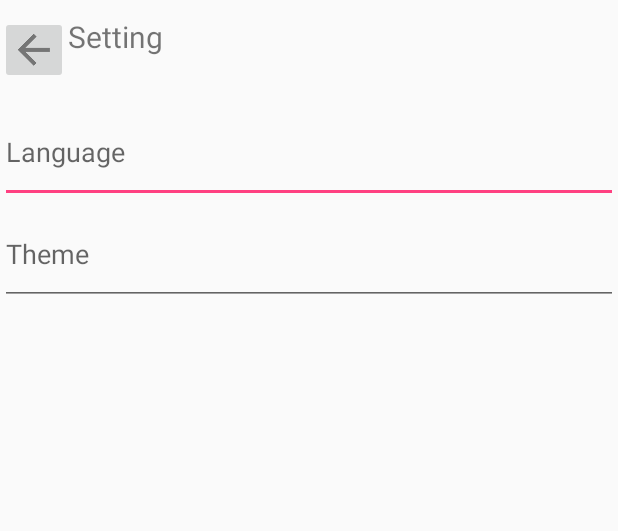
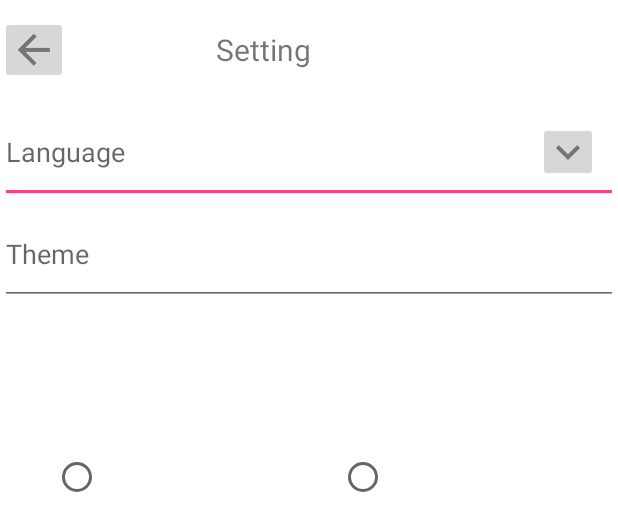
Before and after one commit to GVZ7/MYProject, an Android app: the layout activity_setting.xml on its own in the app's theme, with its tools: preview values and no code run, on a phone screen of 412 x 824 dp. Shown: the top 531 px of the screen. Run offline under Robolectric (Android 15) with nearby library versions, the phone set to English and light mode, and no system bars.

Commit message:
activity_setting v1.1 //radio button n picture

```diff
--- a/app/src/main/res/layout/activity_get_in_touch.xml
+++ b/app/src/main/res/layout/activity_get_in_touch.xml
@@ -22,7 +22,9 @@
             android:layout_height="45dp"
             android:text="Get In Touch"
             android:textSize="20dp"
-            android:layout_gravity="center"/>
+            android:layout_gravity="center"
+            android:layout_marginHorizontal="70dp"
+            android:gravity="center"/>
 
 
     </LinearLayout>
--- a/app/src/main/res/layout/activity_setting.xml
+++ b/app/src/main/res/layout/activity_setting.xml
@@ -7,7 +7,8 @@
     <LinearLayout
         android:layout_width="match_parent"
         android:layout_height="67dp"
-        android:orientation="horizontal">
+        android:orientation="horizontal"
+        android:background="@android:color/primary_text_dark_nodisable">
 
 
         <ImageButton
@@ -22,7 +23,9 @@
             android:layout_height="45dp"
             android:text="Setting"
             android:textSize="20dp"
-            android:layout_gravity="center"/>
+            android:layout_gravity="center"
+            android:layout_marginHorizontal="70dp"
+            android:gravity="center"/>
 
 
     </LinearLayout>
@@ -31,16 +34,33 @@
     <LinearLayout
         android:layout_width="match_parent"
         android:layout_height="match_parent"
-        android:orientation="vertical">
+        android:orientation="vertical"
+        android:background="@android:color/background_light">
+
+        <!--combo language-->
+        <RelativeLayout
+            android:layout_width="match_parent"
+            android:layout_height="wrap_content">
+        <EditText
+            android:layout_width="match_parent"
+            android:layout_height="68dp"
+            android:hint="Language" /><!--need combobox-->
+
+            <ImageButton
+                android:layout_width="40dp"
+                android:layout_height="40dp"
+                android:layout_alignParentEnd="true"
+                android:layout_centerVertical="true"
+                android:layout_marginEnd="13dp"
+                android:layout_alignParentRight="true"
+                android:layout_marginRight="13dp"
+                android:src="@drawable/ic_more_language"/>
+        </RelativeLayout>
 
         <EditText
             android:layout_width="match_parent"
             android:layout_height="68dp"
-            android:hint="Language"/><!--need combobox-->
-        <EditText
-            android:layout_width="match_parent"
-            android:layout_height="68dp"
-            android:hint="Theme"/>
+            android:hint="Theme" />
 
 
         <!--image radio button-->
@@ -48,7 +68,16 @@
             android:layout_width="match_parent"
             android:layout_height="match_parent">
 
-
+           <RadioButton
+               android:id="@+id/rd1"
+               android:layout_width="120dp"
+               android:layout_height="230dp"
+               android:layout_marginHorizontal="35dp"/>
+            <RadioButton
+                android:layout_width="120dp"
+                android:layout_height="230dp"
+                android:layout_marginHorizontal="35dp"
+                android:layout_toRightOf="@+id/rd1"/>
 
         </RelativeLayout>
 
```
Also changed, not shown: app/src/main/res/drawable-hdpi/ic_more_language.png (added), app/src/main/res/drawable-mdpi/ic_more_language.png (added), app/src/main/res/drawable-v24/gclass.jpg (added), app/src/main/res/drawable-v24/jeep.jpg (added), app/src/main/res/drawable-xhdpi/ic_more_language.png (added), app/src/main/res/drawable-xxhdpi/ic_more_language.png (added).
